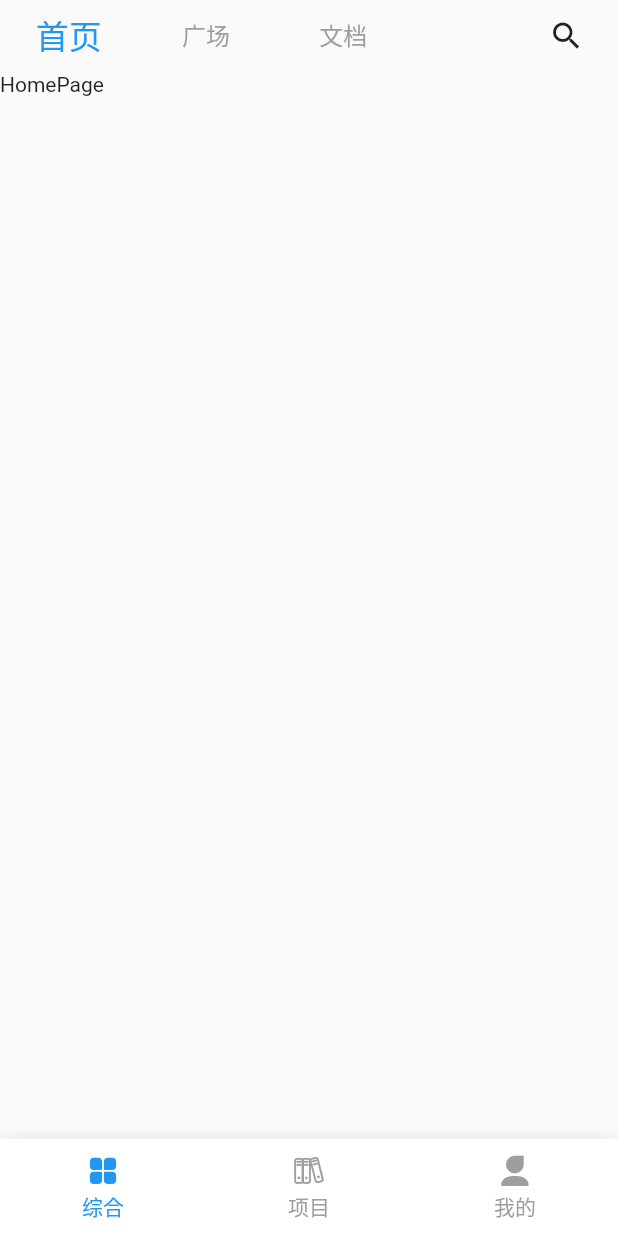
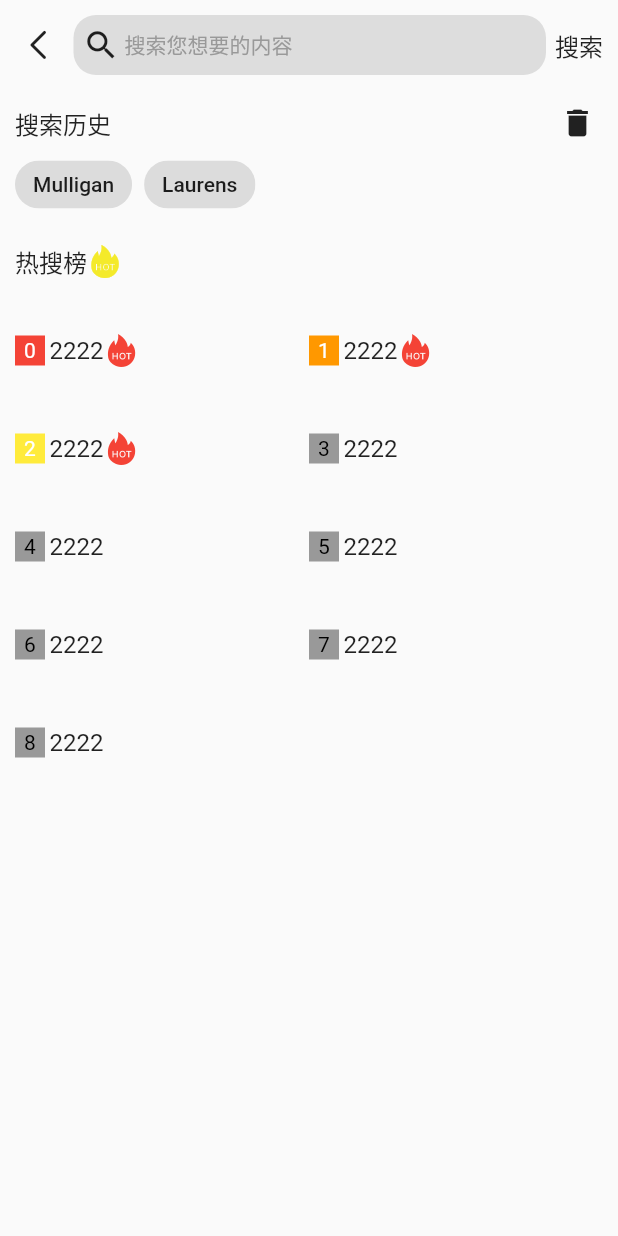
Before and after one commit to benyq/flutter_blog, a Flutter app: the screen it shows after launch, after a tap on the "search" icon, on a phone screen of 412 x 824 dp. Run offline on Flutter 3.47's test engine with Material 2 defaults, Android fonts, the phone set to English and light mode, and no system bars; our stand-ins replace card_swiper, cookie_jar, dio, dio_cookie_manager, flutter_svg, pretty_dio_logger; network calls fail.

Commit message:
完成几个页面

```diff
--- a/lib/AntIcons.dart
+++ b/lib/AntIcons.dart
@@ -40,9 +40,11 @@ class AntIcons {
   static const IconData about = IconData(0xe6b4, fontFamily: 'AntIcons');
   static const IconData share = IconData(0xe674, fontFamily: 'AntIcons');
   static const IconData feedBack = IconData(0xe62e, fontFamily: 'AntIcons');
-  static const IconData rightArrow = IconData(0xe629, fontFamily: 'AntIcons');
 
+  static const IconData leftArrow = IconData(0xe67e, fontFamily: 'AntIcons');
+  static const IconData rightArrow = IconData(0xe684, fontFamily: 'AntIcons');
+  static const IconData closeFill = IconData(0xe6a6, fontFamily: 'AntIcons');
 
-
+  static const IconData hot = IconData(0xe71d, fontFamily: 'AntIcons');
 
 }
--- a/lib/page/complex/complex_page.dart
+++ b/lib/page/complex/complex_page.dart
@@ -3,6 +3,7 @@ import 'package:flutter/material.dart';
 import 'package:flutter_blog/http/request.dart';
 import 'package:flutter_blog/page/complex/home_page.dart';
 import 'package:flutter_blog/page/complex/question_answer_page.dart';
+import 'package:flutter_blog/page/complex/search_page.dart';
 import 'package:flutter_blog/page/complex/square_page.dart';
 
 class ComplexPage extends StatefulWidget {
@@ -46,7 +47,11 @@ class _ComplexPageState extends State<ComplexPage>
               ),
             ),
             const Expanded(flex:1, child: SizedBox.shrink()),
-            Expanded(flex:1, child: IconButton(onPressed: () {}, icon: const Icon(Icons.search)))
+            Expanded(flex:1, child: IconButton(onPressed: () {
+              Navigator.push(context, MaterialPageRoute(builder: (context){
+                return const SearchPage();
+              }));
+            }, icon: const Icon(Icons.search)))
           ],
         ),
         Expanded(
--- a/lib/page/complex/home_page.dart
+++ b/lib/page/complex/home_page.dart
@@ -1,5 +1,8 @@
 
+import 'package:card_swiper/card_swiper.dart';
 import 'package:flutter/cupertino.dart';
+import 'package:flutter/material.dart';
+import 'package:flutter_blog/page/complex/widget/main_article_item.dart';
 
 class HomePage extends StatefulWidget {
   const HomePage({super.key});
@@ -13,14 +16,30 @@ class HomePage extends StatefulWidget {
 class _HomePageState extends State<HomePage> {
   @override
   Widget build(BuildContext context) {
-    return Column(
-      children: [
-        Row(
-          children: [
-            Text("HomePage"),
-          ],
-        )
-      ],
+    return Container(
+      padding: const EdgeInsets.all(10),
+      width: double.infinity,
+      height: double.infinity,
+      child: ListView.builder(itemBuilder: (context, index) {
+        if (index == 0) {
+          return SizedBox(height: 200, width: double.infinity, child: Swiper(
+            itemBuilder: (BuildContext context, int index) {
+              return InkWell(child: ClipRRect(borderRadius: BorderRadius.circular(10),
+                child: Image.network(
+                  "https://via.placeholder.com/288x188",
+                  fit: BoxFit.fill,
+                ),),onTap: (){},);
+            },
+            itemCount: 10,
+            scale: 0.75,
+            pagination: const SwiperPagination(),
+            autoplay: true,
+          ),);
+        }
+        return MainArticleItem(index: index - 1, tapAction: (itemIndex) {
+
+        });
+      }, itemCount: 20,),
     );
   }
 
--- /dev/null
+++ b/lib/page/complex/search_page.dart
@@ -0,0 +1,240 @@
+import 'package:flutter/cupertino.dart';
+import 'package:flutter/material.dart';
+import 'package:flutter_blog/widget/style.dart';
+
+import '../../AntIcons.dart';
+
+class SearchPage extends StatefulWidget {
+  const SearchPage({super.key});
+
+  @override
+  State<StatefulWidget> createState() => _SearchPageState();
+}
+
+class _SearchPageState extends State<SearchPage> {
+  late TextEditingController _controller;
+  bool _isShowClose = false;
+
+  @override
+  void initState() {
+    super.initState();
+    _controller = TextEditingController()
+      ..addListener(() {
+        var text = _controller.text;
+        setState(() {
+          _isShowClose = text.isNotEmpty;
+        });
+      });
+  }
+
+  @override
+  Widget build(BuildContext context) {
+    return Material(
+      child: SafeArea(
+        child: Container(
+          padding: const EdgeInsets.all(10),
+          width: double.infinity,
+          height: double.infinity,
+          child: Column(
+            crossAxisAlignment: CrossAxisAlignment.start,
+            children: [
+              // 搜索框
+              Row(
+                children: [
+                  InkWell(
+                    borderRadius: const BorderRadius.all(Radius.circular(50)),
+                    child: const Padding(
+                      padding: EdgeInsets.symmetric(vertical: 4, horizontal: 4),
+                      child: Icon(
+                        AntIcons.leftArrow,
+                        size: 25,
+                      ),
+                    ),
+                    onTap: () {
+                      Navigator.pop(context);
+                    },
+                  ),
+                  Box.hBox6,
+                  Expanded(
+                    flex: 1,
+                    child: Container(
+                      height: 40,
+                      // 让TextField实现上下居中，
+                      alignment: Alignment.center,
+                      decoration: BoxDecoration(
+                          borderRadius: BorderRadius.circular(15),
+                          color: const Color(0xFFDDDDDD)),
+                      child: Row(
+                        children: [
+                          Box.hBox6,
+                          const Icon(
+                            Icons.search,
+                            size: 25,
+                          ),
+                          Box.hBox3,
+                          Expanded(
+                              child: TextField(
+                            controller: _controller,
+                            // 让TextField内容实现左右居中，
+                            textAlign: TextAlign.left,
+                            style: const TextStyle(fontSize: 14),
+                            decoration: const InputDecoration(
+                              hintText: "搜索您想要的内容",
+                              hintStyle: TextStyle(
+                                  fontSize: 14,
+                                  fontWeight: FontWeight.w500,
+                                  color: Color(0xFF999999)),
+                              // contentPadding和border的设置是为了让TextField内容实现上下居中
+                              contentPadding: EdgeInsets.all(0),
+                              border: OutlineInputBorder(
+                                  borderSide: BorderSide.none),
+                            ),
+                          )),
+                          Visibility(
+                              visible: _isShowClose,
+                              child: GestureDetector(
+                                onTap: () {
+                                  _controller.text = "";
+                                },
+                                child: const Icon(AntIcons.closeFill),
+                              )),
+                          Box.hBox6
+                        ],
+                      ),
+                    ),
+                  ),
+                  Box.hBox6,
+                  GestureDetector(
+                    onTap: _searchContent,
+                    child: const Text(
+                      "搜索",
+                      style: TextStyle(fontSize: 16),
+                    ),
+                  )
+                ],
+              ),
+              // 搜索历史
+              Box.vBox15,
+              Row(
+                children: [
+                  const Expanded(
+                      child: Text(
+                    "搜索历史",
+                    style: TextStyle(fontSize: 16),
+                  )),
+                  InkWell(
+                    borderRadius: const BorderRadius.all(Radius.circular(50)),
+                    child: const Padding(
+                      padding: EdgeInsets.all(5),
+                      child: Icon(Icons.delete),
+                    ),
+                    onTap: () {},
+                  )
+                ],
+              ),
+              SizedBox(
+                width: double.infinity,
+                child: Wrap(
+                  spacing: 8.0, // 主轴(水平)方向间距
+                  runSpacing: 4.0, // 纵轴（垂直）方向间距
+                  alignment: WrapAlignment.start, //沿主轴方向居中,
+                  children: [
+                    Chip(
+                      label: Text('Mulligan'),
+                    ),
+                    Chip(
+                      label: Text('Laurens'),
+                    ),
+                  ],
+                ),
+              ),
+              Box.vBox15,
+              Row(
+                children: const [
+                  Text(
+                    "热搜榜",
+                    style: TextStyle(fontSize: 16),
+                  ),
+                  Icon(
+                    AntIcons.hot,
+                    color: Color(0xFFF4EA2A),
+                  )
+                ],
+              ),
+              Box.vBox15,
+              Expanded(
+                  flex: 1,
+                  child: GridView.builder(
+                    gridDelegate:
+                        const SliverGridDelegateWithFixedCrossAxisCount(
+                            childAspectRatio: 3, crossAxisCount: 2),
+                    itemBuilder: (context, index) {
+                      return hotSearch(index, "2222");
+                    },
+                    itemCount: 9,
+                  )),
+            ],
+          ),
+        ),
+      ),
+    );
+  }
+
+  void _searchContent() {
+    var content = _controller.text;
+    debugPrint("searchContent: $content");
+  }
+
+  @override
+  void dispose() {
+    super.dispose();
+    _controller.dispose();
+  }
+
+  Widget hotSearch(int index, String data) {
+    Color bgColor(int index) {
+      if (index == 0) {
+        return Colors.red;
+      } else if (index == 1) {
+        return Colors.orange;
+      } else if (index == 2) {
+        return Colors.yellow;
+      } else {
+        return const Color(0xFF999999);
+      }
+    }
+
+    Color fontColor(int index) {
+      if (index < 3) {
+        return Colors.white;
+      } else {
+        return Colors.black;
+      }
+    }
+
+    return Row(
+      children: [
+        Container(
+          width: 20,
+          height: 20,
+          alignment: Alignment.center,
+          decoration: BoxDecoration(color: bgColor(index)),
+          child: Text(
+            "$index",
+            style: TextStyle(color: fontColor(index)),
+          ),
+        ),
+        Box.hBox3,
+        Text(
+          data,
+          style: const TextStyle(fontSize: 16),
+        ),
+        if (index < 3)
+          const Icon(
+            AntIcons.hot,
+            color: Colors.red,
+          )
+      ],
+    );
+  }
+}
--- /dev/null
+++ b/lib/page/complex/widget/main_article_item.dart
@@ -0,0 +1,67 @@
+import 'package:flutter/cupertino.dart';
+import 'package:flutter/material.dart';
+
+class MainArticleItem extends StatelessWidget {
+
+  int index = 0;
+  Function(int)? tapAction;
+
+  MainArticleItem({Key? key, required this.index, this.tapAction}) : super(key: key);
+
+  @override
+  Widget build(BuildContext context) {
+    return InkWell(
+      child: Container(
+        padding: const EdgeInsets.symmetric(vertical: 10),
+        margin: const EdgeInsets.symmetric(vertical: 10),
+        child: Column(
+          children: [
+            Text.rich(
+                maxLines: 2,
+                softWrap: true,
+                overflow: TextOverflow.ellipsis,
+                TextSpan(children: [
+                  WidgetSpan(
+                      child: Visibility(
+                          visible: index <= 2,
+                          child: Container(
+                            decoration: BoxDecoration(
+                                borderRadius: BorderRadius.circular(3),
+                                color: Colors.red),
+                            margin: const EdgeInsets.only(right: 3),
+                            padding: const EdgeInsets.symmetric(
+                                horizontal: 3, vertical: 2),
+                            child: const Text(
+                              "荐",
+                              style: TextStyle(color: Colors.white, fontSize: 12),
+                            ),
+                          ))),
+                  TextSpan(
+                    text: "电子烟新规发布，为什么电子烟必须含有烟碱？电子烟新规发布，为什么电子烟必须含有烟碱？",
+                    style: const TextStyle(
+                        fontWeight: FontWeight.bold,
+                        fontSize: 16,
+                        color: Colors.black),
+                  )
+                ])),
+            Padding(padding: const EdgeInsets.only(top: 5),
+              child: Row(
+                children: [
+                  Text("热门专题", style: TextStyle(color: Colors.orange.shade600),),
+                  const SizedBox(width: 10,),
+                  const Text("|"),
+                  const SizedBox(width: 10,),
+                  Text("张鸿洋", style: TextStyle(color: Colors.grey.shade600),),
+                  const SizedBox(width: 10,),
+                  Text("一天前", style: TextStyle(color: Colors.grey.shade600),),
+                ],
+              ),)
+          ],
+        ),
+      ),
+      onTap: () {
+        tapAction?.call(index);
+      },
+    );
+  }
+}
--- /dev/null
+++ b/lib/widget/style.dart
@@ -0,0 +1,10 @@
+
+import 'package:flutter/cupertino.dart';
+
+class Box {
+  static const hBox3 = SizedBox(width: 3,);
+  static const hBox6 = SizedBox(width: 6,);
+
+
+  static const vBox15 = SizedBox(height: 15,);
+}
--- a/pubspec.yaml
+++ b/pubspec.yaml
@@ -42,6 +42,7 @@ dependencies:
   flutter_svg: ^1.1.6
 
   path_provider: ^2.0.12
+  card_swiper: ^2.0.4
 
 dev_dependencies:
   flutter_test:
```
Also changed, not shown: assets/fonts/iconfont.ttf, pubspec.lock.
